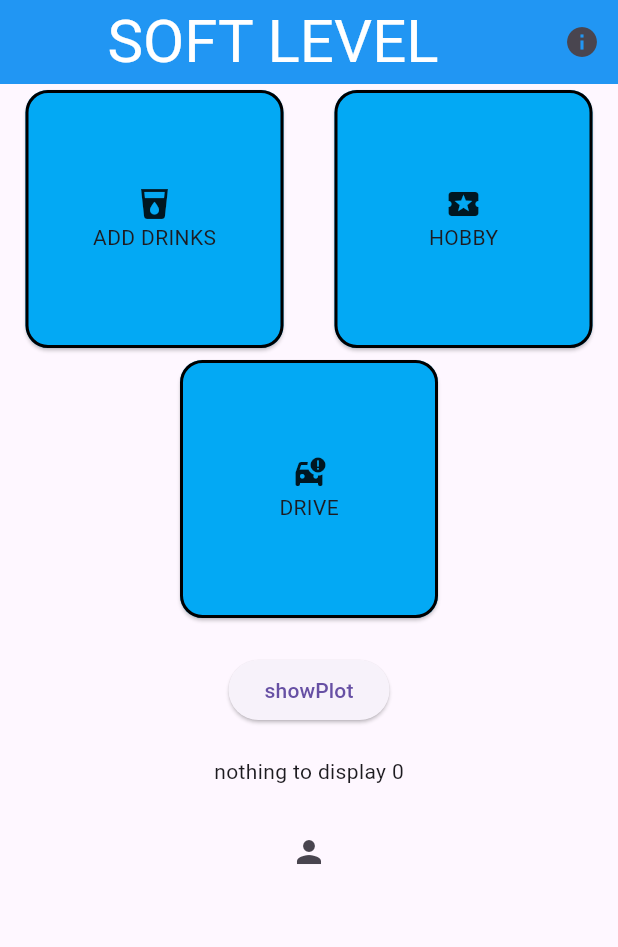
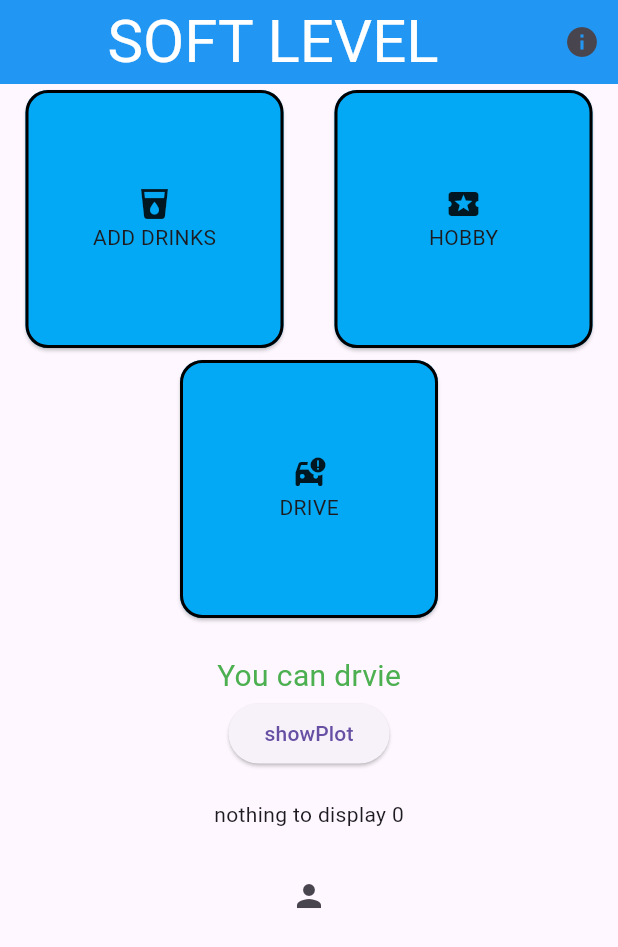
Before and after one commit to paololaudicina/Nameless, a Flutter app: the HomeSoftPage screen opened directly, on a phone screen of 412 x 824 dp. Shown: the top 947 px of the screen. Run offline on Flutter 3.47's test engine with Material 3 defaults, Android fonts, the phone set to English and light mode, and no system bars; our stand-ins replace jwt_decoder, lottie, shared_preferences, syncfusion_flutter_charts, table_calendar; accounts and stored records are empty.

Commit message:
create update newBAL and startTimer in homeProvider

```diff
--- a/lib/screens/calendarPage.dart
+++ b/lib/screens/calendarPage.dart
@@ -24,7 +24,7 @@
   void _onDaySelected(DateTime selectedDay, DateTime focusedDay) {
     if (_isFutureDay(selectedDay)) {
       ScaffoldMessenger.of(context).showSnackBar(
-        SnackBar(content: Text('Future dates cannot be selected.')),
+        const SnackBar(content: Text('Future dates cannot be selected.')),
       );
     } else {
       setState(() {
@@ -42,7 +42,7 @@
     return Scaffold(
       appBar: AppBar(
 
-        title: Text('DRINK CALENDAR'),
+        title: const Text('DRINK CALENDAR'),
 
       ),
       body: Column(
@@ -118,7 +118,7 @@
             homeProvider.addDrink(_selectedDay, result['name'], result['quantity'], result['hour']);
           }
         },
-        child: Icon(Icons.add),
+        child: const Icon(Icons.add),
 
       ),
     );
--- a/lib/screens/homeSoftPgae.dart
+++ b/lib/screens/homeSoftPgae.dart
@@ -47,7 +47,8 @@
                     width: 180,
                     height: 180,
                     child: InkWell(
-                      onTap: () => Navigator.push(context, MaterialPageRoute(builder: (context) => Calendar())),
+                      onTap: () => Navigator.push(context,
+                          MaterialPageRoute(builder: (context) => Calendar())),
                       child: Card(
                         color: Colors.lightBlue,
                         shape: RoundedRectangleBorder(
@@ -58,9 +59,12 @@
                               width:
                                   2.0), // Imposta il colore e lo spessore del bordo
                         ),
-                        child: Column(
+                        child: const Column(
                           mainAxisAlignment: MainAxisAlignment.center,
-                          children: [Icon(Icons.local_drink),Text('ADD DRINKS')],
+                          children: [
+                            Icon(Icons.local_drink),
+                            Text('ADD DRINKS')
+                          ],
                         ),
                       ),
                     ),
@@ -69,10 +73,8 @@
                     width: 180,
                     height: 180,
                     child: InkWell(
-                      onTap: ()=>Navigator.push(
-                              context,
-                              MaterialPageRoute(
-                                  builder: (context) => Activity())),
+                      onTap: () => Navigator.push(context,
+                          MaterialPageRoute(builder: (context) => Activity())),
                       child: Card(
                         color: Colors.lightBlue,
                         shape: RoundedRectangleBorder(
@@ -119,6 +121,19 @@
               const SizedBox(
                 height: 20,
               ),
+              Consumer<HomeProvider>(builder: (context, data, child) {
+                if (data.drive) {
+                  return const Text(
+                    'You can drvie',
+                    style: TextStyle(color: Colors.green, fontSize: 20),
+                  );
+                } else {
+                  return const Text(
+                    'WARNING: YOUR BLOOD ALCHOL LEVEL IS TOO HIGH TO DRIVE',
+                    style: TextStyle(color: Colors.red),
+                  );
+                }
+              }),
               ElevatedButton(
                   onPressed: () {
                     fecthHRData();
@@ -129,7 +144,8 @@
               ),
               Consumer<HomeProvider>(builder: (context, data, child) {
                 if (data.heartrateData.isEmpty) {
-                  return  Text('nothing to display ${data.heartrateData.length}');
+                  return Text(
+                      'nothing to display ${data.heartrateData.length}');
                 } else {
                   return HRDataPlot(heartrateData: data.heartrateData);
                 }
@@ -138,12 +154,7 @@
                 height: 20,
               ),
               IconButton(
-                onPressed: () {
-                  Navigator.push(
-                      context,
-                      MaterialPageRoute(
-                          builder: (context) => const ProfilePage()));
-                },
+                onPressed: () {goToProfile();},
                 icon: const Icon(Icons.person),
               )
             ],
@@ -153,6 +164,12 @@
     );
   }
 
+  void goToProfile() {
+    Navigator.push(context, MaterialPageRoute(builder: (context) => const ProfilePage()));
+    Provider.of<HomeProvider>(context, listen: false).updateNewBAL();
+
+  }
+
   void fecthHRData() {
     DateTime giorno = DateTime.now();
     Provider.of<HomeProvider>(context, listen: false).fetchHRData(giorno);
```
Also changed, not shown: lib/provider/homeProvider.dart (+25 -18 lines).
